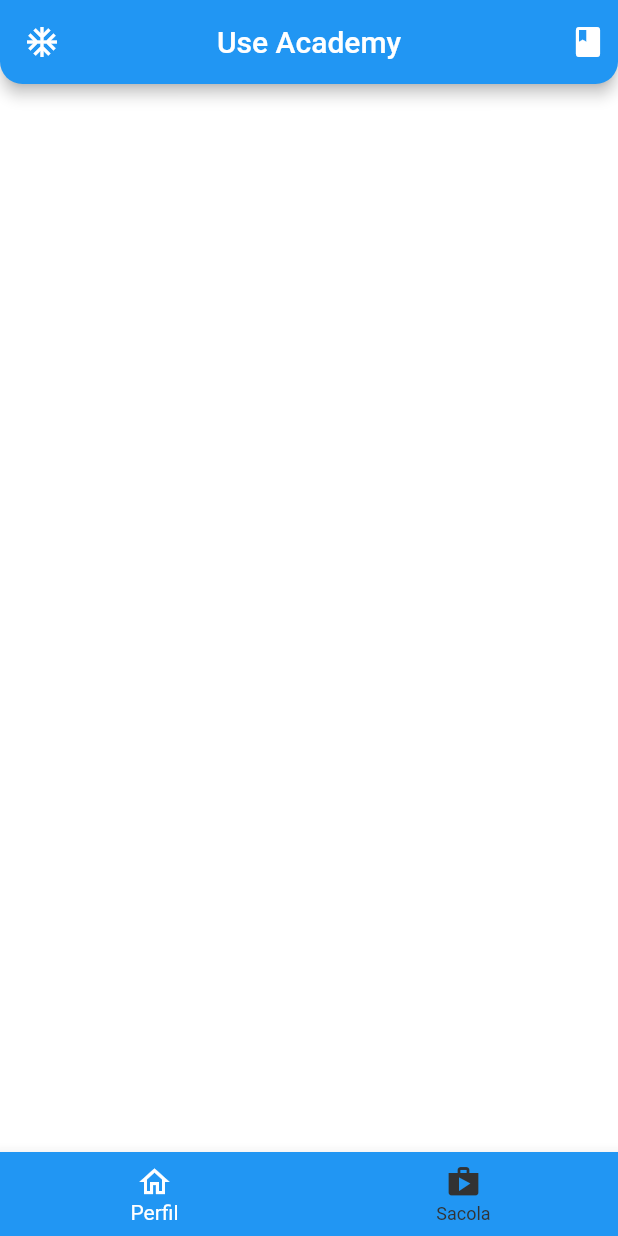
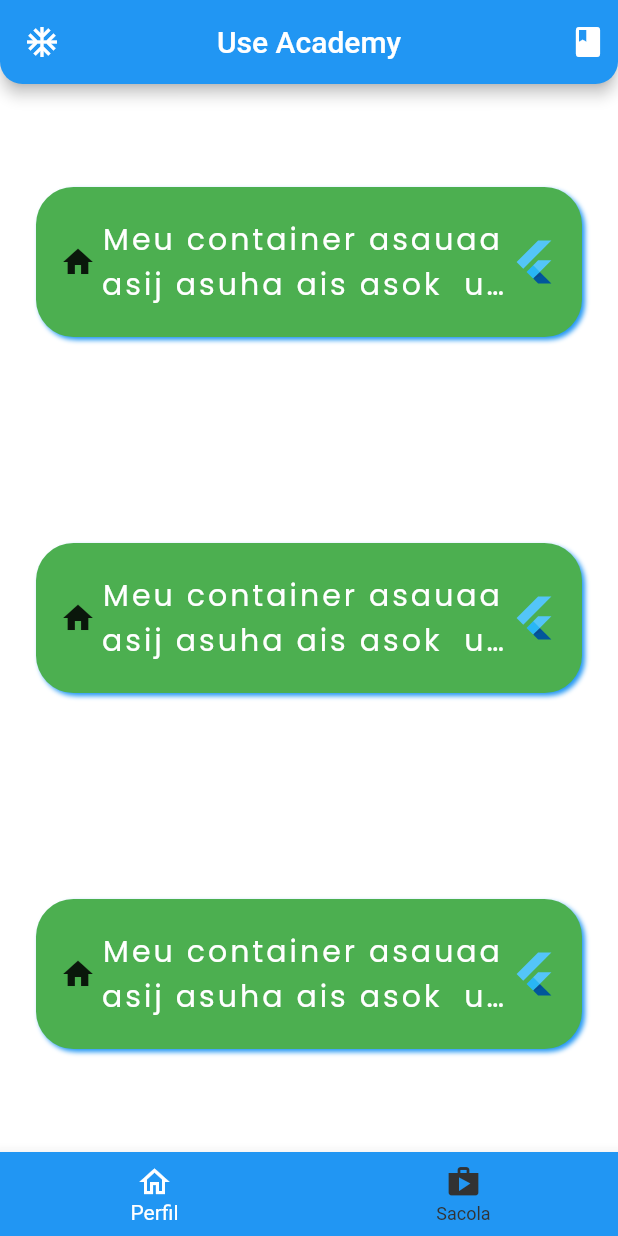
Before and after one commit to EduardoGPS-18/UseAcademy, a Flutter app: the screen it shows after launch, on a phone screen of 412 x 824 dp. Run offline on Flutter 3.47's test engine with Material 2 defaults, Android fonts, the phone set to English and light mode, and no system bars; our stand-ins replace google_fonts.

```diff
--- a/Flutter/use_academy_app/lib/main.dart
+++ b/Flutter/use_academy_app/lib/main.dart
@@ -1,4 +1,5 @@
 import 'package:flutter/material.dart';
+import 'package:google_fonts/google_fonts.dart';
 
 void main() {
   runApp(const MyApp());
@@ -34,8 +35,18 @@ class MyApp extends StatelessWidget {
           ),
         ),
         backgroundColor: const Color.fromRGBO(255, 255, 255, 1),
+        body: SafeArea(
+          child: Column(
+            // crossAxisAlignment: CrossAxisAlignment.stretch,
+            mainAxisAlignment: MainAxisAlignment.spaceAround,
+            children: const [
+              MyContainer(),
+              MyContainer(),
+              MyContainer(),
+            ],
+          ),
+        ),
         bottomNavigationBar: BottomNavigationBar(
-
           currentIndex: 0,
           backgroundColor: Theme.of(context).primaryColor,
           selectedItemColor: const Color.fromRGBO(255, 255, 255, 1),
@@ -55,3 +66,53 @@ class MyApp extends StatelessWidget {
     );
   }
 }
+
+class MyContainer extends StatelessWidget {
+  const MyContainer({
+    Key? key,
+  }) : super(key: key);
+
+  @override
+  Widget build(BuildContext context) {
+    return Container(
+      height: 100,
+      margin: const EdgeInsets.all(24),
+      padding: const EdgeInsets.all(16),
+      alignment: Alignment.center,
+      decoration: BoxDecoration(
+        borderRadius: BorderRadius.circular(25),
+        color: Colors.green,
+        boxShadow: const [
+          BoxShadow(
+            blurRadius: 2,
+            color: Colors.blue,
+            offset: Offset(2, 2),
+          ),
+        ],
+      ),
+      child: Row(
+        mainAxisAlignment: MainAxisAlignment.spaceBetween,
+        crossAxisAlignment: CrossAxisAlignment.center,
+        children: [
+          const Icon(Icons.home),
+          Expanded(
+            child: Text(
+              "Meu container asauaa asij asuha ais asok  uas asij",
+              maxLines: 2,
+              overflow: TextOverflow.ellipsis,
+              textAlign: TextAlign.center,
+              style: GoogleFonts.poppins(
+                color: Colors.white,
+                fontSize: 20,
+                letterSpacing: 2,
+              ),
+            ),
+          ),
+          const FlutterLogo(
+            size: 32,
+          ),
+        ],
+      ),
+    );
+  }
+}
```
